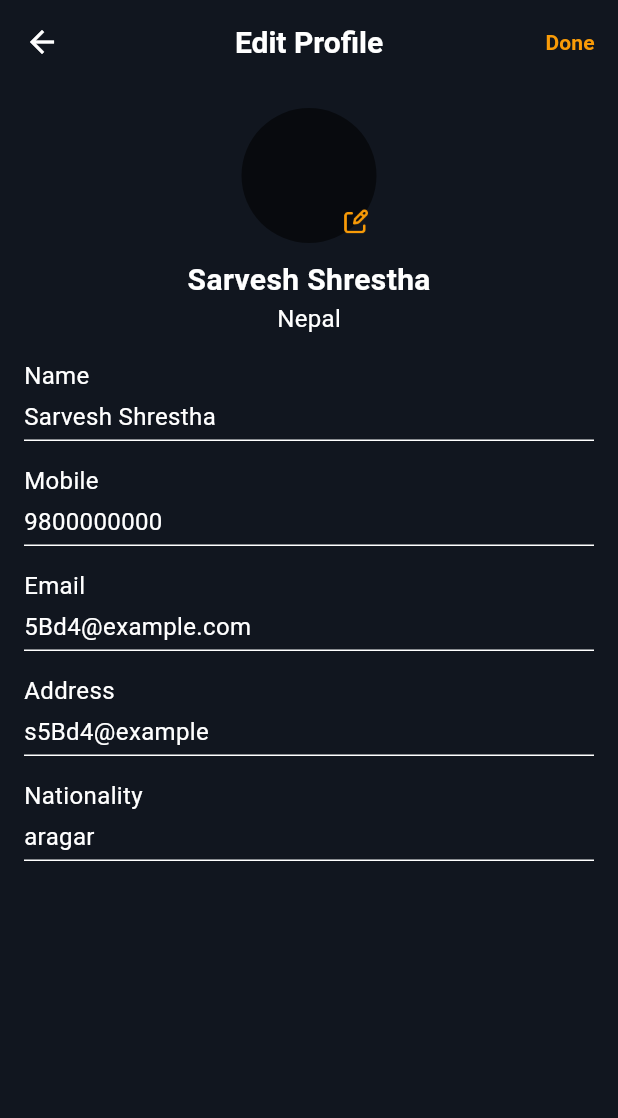
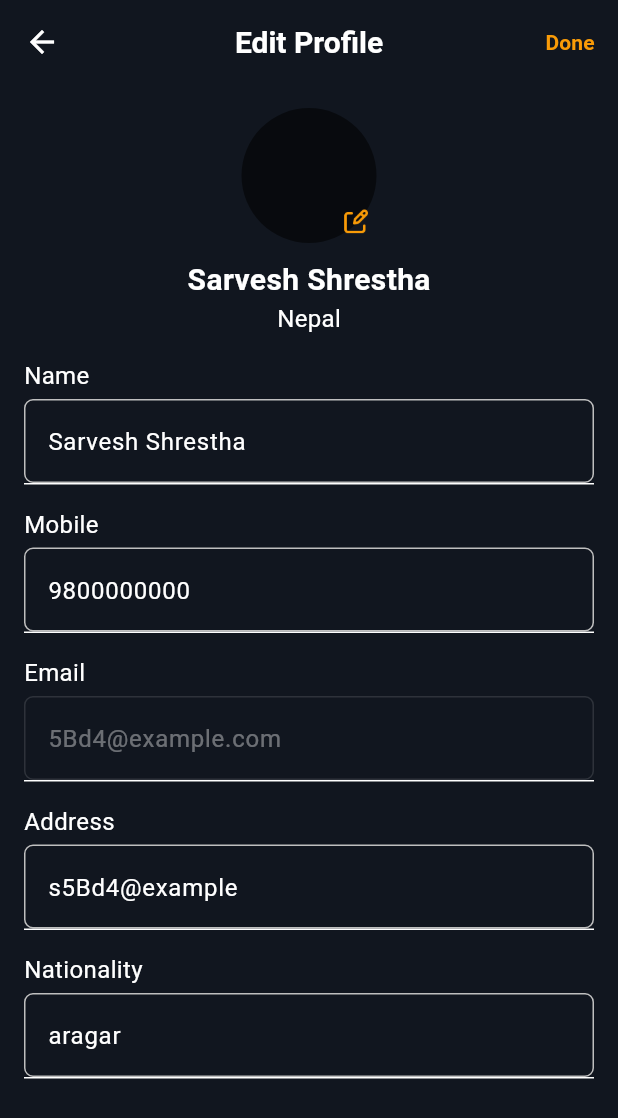
Before and after one commit to FSDTeam-SAA/flutter_williamharri908, a Flutter app: the EditProfileView screen opened directly, on a phone screen of 412 x 824 dp. Shown: the top 1118 px of the screen. Run offline on Flutter 3.47's test engine with Material 3 defaults, Android fonts, the phone set to English and light mode, and no system bars; our stand-ins replace dartz, dio, flutter_secure_storage, get, image_picker, pinput and 1 more; accounts and stored records are empty; Roboto replaces fonts that are missing (Poppins).

Commit message:
feat(profile): Implement profile management features including fetching, editing, and displaying user profile data

```diff
--- a/lib/src/module/profile/ui/view/edit_profile_view.dart
+++ b/lib/src/module/profile/ui/view/edit_profile_view.dart
@@ -3,9 +3,15 @@ import 'package:williamharri/src/core/constants/app_colors.dart';
 
 import '../../../../core/constants/assets.dart';
 import '../widgets/widgets.dart';
+class EditProfileView extends StatelessWidget {
+  EditProfileView({super.key});
 
-class EditProfileView extends StatelessWidget {
-  const EditProfileView({super.key});
+  // Controllers
+  final nameCtrl = TextEditingController(text: "Sarvesh Shrestha");
+  final mobileCtrl = TextEditingController(text: "9800000000");
+  final emailCtrl = TextEditingController(text: "5Bd4@example.com"); // non-editable
+  final addressCtrl = TextEditingController(text: "s5Bd4@example");
+  final nationalityCtrl = TextEditingController(text: "aragar");
 
   @override
   Widget build(BuildContext context) {
@@ -15,7 +21,13 @@ class EditProfileView extends StatelessWidget {
         title: const Text("Edit Profile"),
         actions: [
           TextButton(
-            onPressed: () {},
+            onPressed: () {
+              print("Name: ${nameCtrl.text}");
+              print("Mobile: ${mobileCtrl.text}");
+              print("Email: ${emailCtrl.text}");
+              print("Address: ${addressCtrl.text}");
+              print("Nationality: ${nationalityCtrl.text}");
+            },
             child: Text(
               'Done',
               style: TextStyle(color: AppColors.context(context).primaryColor),
@@ -24,7 +36,7 @@ class EditProfileView extends StatelessWidget {
         ],
       ),
 
-      body: Padding(
+      body: SingleChildScrollView(
         padding: const EdgeInsets.all(16.0),
         child: Column(
           crossAxisAlignment: CrossAxisAlignment.center,
@@ -32,10 +44,10 @@ class EditProfileView extends StatelessWidget {
             Stack(
               children: [
                 const CircleAvatar(radius: 45, backgroundColor: Colors.black54),
+
                 Positioned(
                   bottom: 0,
                   right: 0,
-
                   child: Padding(
                     padding: const EdgeInsets.all(4.0),
                     child: Image.asset(Assets.edit, height: 20, width: 20),
@@ -45,19 +57,49 @@ class EditProfileView extends StatelessWidget {
             ),
 
             const SizedBox(height: 10),
+
             const Text(
               "Sarvesh Shrestha",
               style: TextStyle(fontSize: 20, fontWeight: FontWeight.w700),
             ),
+
             const Text(
               "Nepal",
               style: TextStyle(fontSize: 16, fontWeight: FontWeight.w400),
             ),
-            profileEditInfoShow(type: "Name", data: "Sarvesh Shrestha"),
-            profileEditInfoShow(type: "Mobile", data: "9800000000"),
-            profileEditInfoShow(type: "Email", data: "5Bd4@example.com"),
-            profileEditInfoShow(type: "Address", data: "s5Bd4@example"),
-            profileEditInfoShow(type: "Nationality", data: "aragar"),
+
+            // Editable Fields
+            profileEditInfoShow(
+              type: "Name",
+              data: nameCtrl.text,
+              controller: nameCtrl,
+            ),
+
+            profileEditInfoShow(
+              type: "Mobile",
+              data: mobileCtrl.text,
+              controller: mobileCtrl,
+            ),
+
+            // Non-editable email
+            profileEditInfoShow(
+              type: "Email",
+              data: emailCtrl.text,
+              controller: emailCtrl,
+              isEditable: false,
+            ),
+
+            profileEditInfoShow(
+              type: "Address",
+              data: addressCtrl.text,
+              controller: addressCtrl,
+            ),
+
+            profileEditInfoShow(
+              type: "Nationality",
+              data: nationalityCtrl.text,
+              controller: nationalityCtrl,
+            ),
           ],
         ),
       ),
--- a/lib/src/module/profile/ui/widgets/widgets.dart
+++ b/lib/src/module/profile/ui/widgets/widgets.dart
@@ -1,5 +1,6 @@
 import 'package:flutter/material.dart';
 
+/// Bottom profile menu button
 Widget profileBottom({
   required String name,
   required String image,
@@ -18,20 +19,21 @@ Widget profileBottom({
         child: Row(
           children: [
             Image.asset(image, height: 20, width: 20, color: Colors.black),
-            SizedBox(width: 8),
+            const SizedBox(width: 8),
             Expanded(
               child: Row(
                 mainAxisAlignment: MainAxisAlignment.spaceBetween,
                 children: [
                   Text(
                     name,
-                    style: TextStyle(
+                    style: const TextStyle(
                       fontSize: 16,
                       color: Colors.black,
                       fontWeight: FontWeight.w400,
                     ),
                   ),
-                  Icon(Icons.arrow_forward_ios, color: Colors.black, size: 16),
+                  const Icon(Icons.arrow_forward_ios,
+                      color: Colors.black, size: 16),
                 ],
               ),
             ),
@@ -42,6 +44,7 @@ Widget profileBottom({
   );
 }
 
+/// Show profile info (NOT editable)
 Widget personalInfoShow({required String type, required String data}) {
   return Column(
     children: [
@@ -51,12 +54,12 @@ Widget personalInfoShow({required String type, required String data}) {
           children: [
             Text(
               type,
-              style: TextStyle(fontSize: 16, fontWeight: FontWeight.w400),
+              style: const TextStyle(fontSize: 16, fontWeight: FontWeight.w400),
             ),
-            Spacer(),
+            const Spacer(),
             Text(
               data,
-              style: TextStyle(fontSize: 16, fontWeight: FontWeight.w400),
+              style: const TextStyle(fontSize: 16, fontWeight: FontWeight.w400),
             ),
           ],
         ),
@@ -66,16 +69,35 @@ Widget personalInfoShow({required String type, required String data}) {
   );
 }
 
-Widget profileEditInfoShow({required String type, required String data}) {
+/// Editable profile field (Except Email)
+Widget profileEditInfoShow({
+  required String type,
+  required String data,
+  bool isEditable = true,
+  TextEditingController? controller,
+}) {
+  final TextEditingController textController =
+      controller ?? TextEditingController(text: data);
+
   return Padding(
     padding: const EdgeInsets.only(top: 15),
     child: Column(
       crossAxisAlignment: CrossAxisAlignment.start,
-      spacing: 4,
       children: [
-        Text(type, style: TextStyle(fontSize: 16, fontWeight: FontWeight.w400)),
+        Text(
+          type,
+          style: const TextStyle(fontSize: 16, fontWeight: FontWeight.w400),
+        ),
 
-        Text(data, style: TextStyle(fontSize: 16, fontWeight: FontWeight.w400)),
+        const SizedBox(height: 4),
+
+        TextField(
+          controller: textController,
+          enabled: isEditable,
+          style: TextStyle(fontSize: 16, fontWeight: FontWeight.w400),
+          // decoration: InputDecorahhh
+        ),
+
         Container(height: 1, color: Colors.white),
       ],
     ),
```
Also changed, not shown: lib/app/app_manager.dart (added, +94 -0 lines), lib/app/controller/app_global_controllers.dart (added, +40 -0 lines), lib/app/controller/home_controller.dart (added, +7 -0 lines), lib/app/splash_view.dart (+32 -2 lines), lib/src/core/constants/api_endpoints.dart (+16 -4 lines), lib/src/core/di/interface_dependency_injection.dart (+38 -2 lines), lib/src/module/profile/controller/get_profile_controller.dart (added, +41 -0 lines), lib/src/module/profile/model/profile_model.dart (+60 -28 lines), lib/src/module/profile/repo/profile_repo.dart (+10 -0 lines), lib/src/module/profile/repo/profile_repo_impl.dart (+51 -0 lines), lib/src/module/profile/ui/view/personal_info_view.dart (+49 -22 lines), lib/src/module/profile/ui/view/profile_view.dart (+25 -20 lines), lib/src/module/profile/controller/profile_data_provider.dart (deleted).
